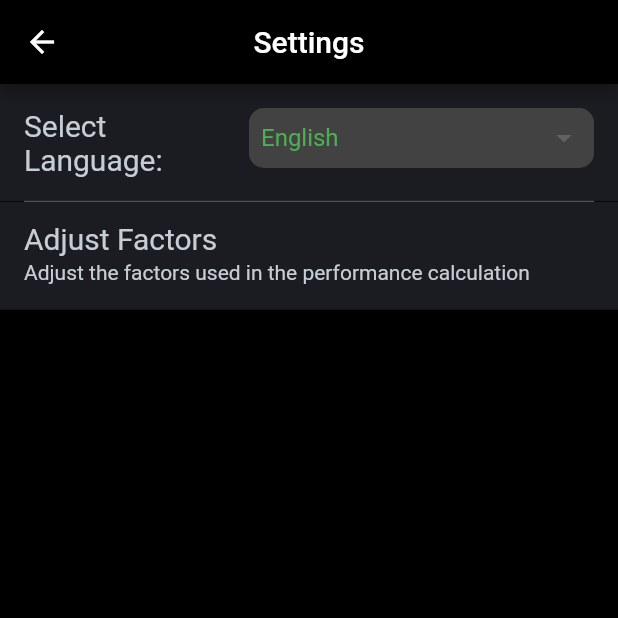
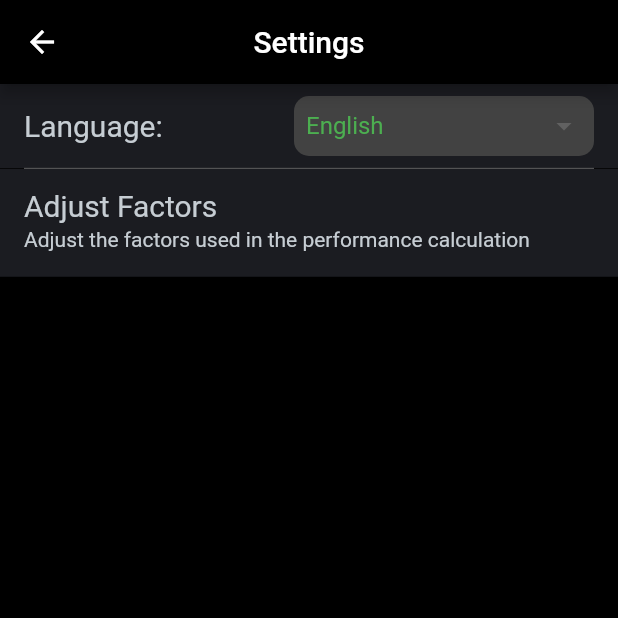
Before and after one commit to FrenchTacoDev/ultra_light_performance_tool, a Flutter app: the SettingsPanel screen opened directly, on a phone screen of 412 x 824 dp, the top half of it. Run offline on Flutter 3.47's test engine with Material 2 defaults, Android fonts, the light colour scheme and no system bars; our stand-ins replace flutter_bloc, sqflite, sqflite_common_ffi; accounts and stored records are empty.

Commit message:
Localization
- Adjusted some views and texts for iOS devices and small screens

```diff
--- a/lib/src/core/settings/settings.dart
+++ b/lib/src/core/settings/settings.dart
@@ -88,12 +88,12 @@ class SettingsPanel extends StatelessWidget {
                       children: [
                         ListTile(
                           minVerticalPadding:16,
-                          title: Text(Localizer.of(context).selectLanguage),
+                          title: Text(Localizer.of(context).language),
                           trailing: ConstrainedBox(
-                              constraints: const BoxConstraints(maxWidth: 230,),
+                              constraints: const BoxConstraints(maxWidth: 200,),
                               child: ULPTDropdown(
                                 items: languageLocalMap.keys.toList(),
-                                hint: Localizer.of(context).selectLanguage,
+                                hint: Localizer.of(context).select,
                                 value: _getLanguage(context: context, state: state),
                                 onChanged: (l) => context.read<_SettingsPanelCubit>().setLocal(locale: languageLocalMap[l]),
                               )
--- a/lib/src/core/settings/widgets/factor_adjust_field.dart
+++ b/lib/src/core/settings/widgets/factor_adjust_field.dart
@@ -98,7 +98,7 @@ class _FactorAdjustFieldState extends State<FactorAdjustField> {
                 ),
               ),
             ),
-            const SizedBox(width: 8,),
+            const SizedBox(width: 4,),
             Expanded(
               child: ULPTTextField(
                 focusNode: focusNode,
--- a/lib/src/localization/de/de.dart
+++ b/lib/src/localization/de/de.dart
@@ -59,17 +59,17 @@ class DE extends Dictionary{
   @override
   String get facAdjustSubTitle => "Passen Sie die Faktoren für die Performance-Berechnung an.";
   @override
-  String get selectLanguage => "Sprache Wählen:";
+  String get language => "Sprache:";
   //endregion
   //region FacAdjust
   @override
-  String get faWindTitle => "Windeinfluss in %";
+  String get faWindTitle => "Windeinfluss";
   @override
   String get faHw => "Gegenwind pro 10kt (minus)";
   @override
   String get faTw => "Rückenwind pro 10kt (plus)";
   @override
-  String get faGrassTitle => "Korrektur Grasbahn in %";
+  String get faGrassTitle => "Korrektur Grasbahn";
   @override
   String get faGrassFirm => "Grasbahn: fest, trocken, eben (Bewuchs bis 3cm)";
   @override
@@ -81,7 +81,7 @@ class DE extends Dictionary{
   @override
   String get faGrassHigh => "Hohes Gras (3-8cm)";
   @override
-  String get faConditionTitle => "Korrektur Pistenzustand in %";
+  String get faConditionTitle => "Korrektur Pistenzustand";
   @override
   String get faConWet => "Nass";
   @override
--- a/lib/src/localization/default/en.dart
+++ b/lib/src/localization/default/en.dart
@@ -39,7 +39,7 @@ abstract class Dictionary{
   //Settings title is same as menuSettings
   String get facAdjustTitle;
   String get facAdjustSubTitle;
-  String get selectLanguage;
+  String get language;
   //endregion
 
   //region FacAdjust
@@ -205,17 +205,17 @@ class EN extends Dictionary{
   @override
   String get facAdjustSubTitle => "Adjust the factors used in the performance calculation";
   @override
-  String get selectLanguage => "Select Language:";
+  String get language => "Language:";
   //endregion
   //region FacAdjust
   @override
-  String get faWindTitle => "Wind Influence in %";
+  String get faWindTitle => "Wind Influence";
   @override
   String get faHw => "Headwind per 10kt (minus)";
   @override
   String get faTw => "Tailwind per 10kt (plus)";
   @override
-  String get faGrassTitle => "Corrections Grass Runway in %";
+  String get faGrassTitle => "Corrections Grass Runway";
   @override
   String get faGrassFirm => "Grass Runway: firm, dry, flat (max 3cm)";
   @override
@@ -227,7 +227,7 @@ class EN extends Dictionary{
   @override
   String get faGrassHigh => "High Gras (3-8cm)";
   @override
-  String get faConditionTitle => "Corrections Runway Condition in %";
+  String get faConditionTitle => "Corrections Runway Condition";
   @override
   String get faConWet => "Wet";
   @override
--- a/lib/src/res/themes.dart
+++ b/lib/src/res/themes.dart
@@ -17,7 +17,7 @@ class ULPTTheme extends ThemeExtension<ULPTTheme>{
     required this.interactiveHintDisabledColor,
     required this.interactiveFocusBGColor,
     this.tabPageTheme = const TabPageTheme(),
-    this.perfTextWidth = 108,
+    this.perfTextWidth = 120,
   });
 
   ///Used for e.g. Appbar
```
Also changed, not shown: lib/src/performance calculation/views/perf_calculation_panel.dart (+8 -5 lines).
